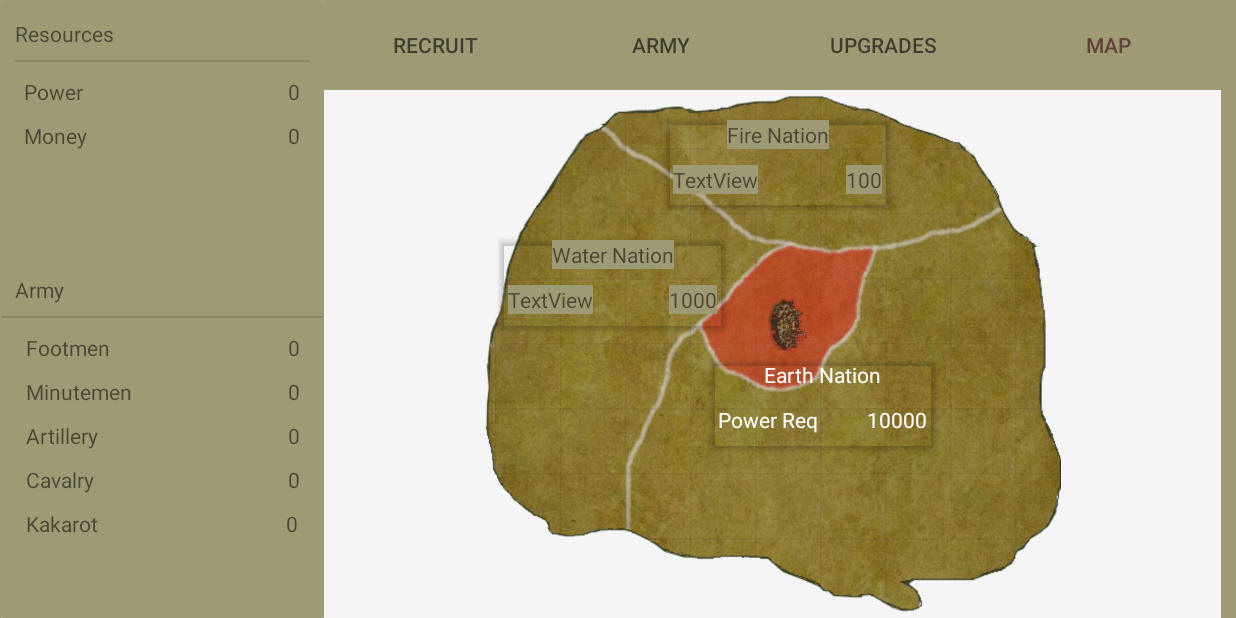
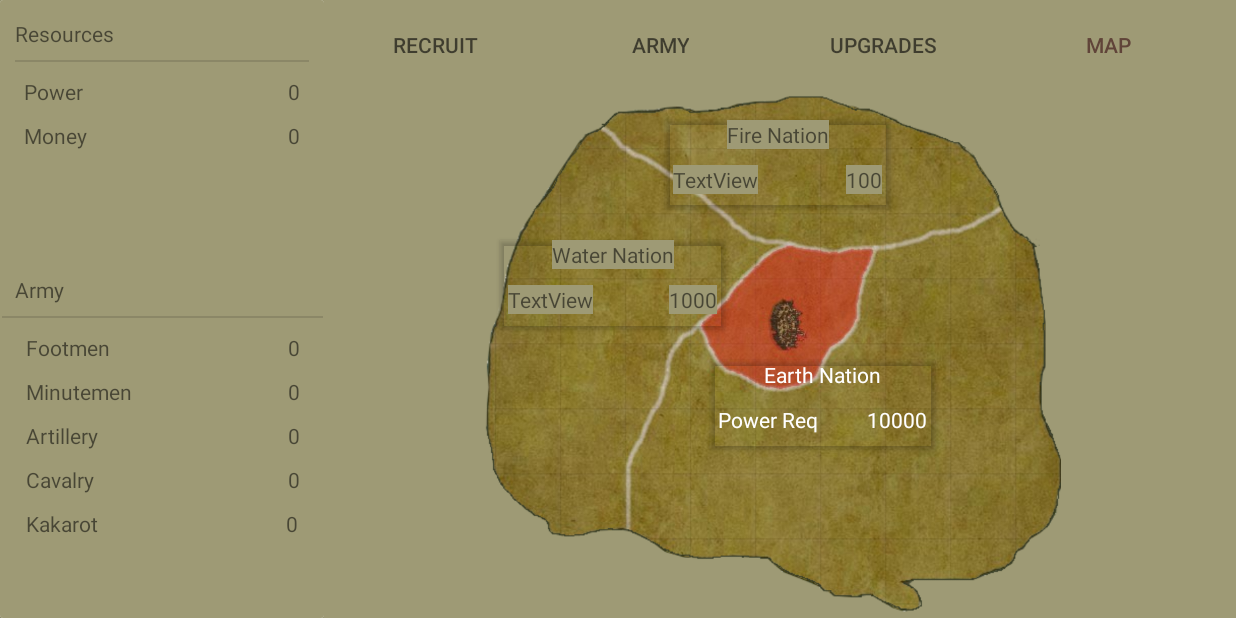
Before and after one commit to agjaeger/mobile-apps-final, an Android app: the screen it shows after launch (MainActivity), tab 4 chosen, on a phone screen of 824 x 412 dp (held sideways). Run offline under Robolectric (Android 15) with nearby library versions, the light colour scheme and no system bars; libraries missing offline, so code that uses them is left out: com.snappydb; 8 statements that could not run were skipped.

Commit message:
Update tab_map_fragment.xml
Removed white box around map

```diff
--- a/idlegame/app/src/main/res/layout/tab_map_fragment.xml
+++ b/idlegame/app/src/main/res/layout/tab_map_fragment.xml
@@ -5,7 +5,7 @@
     android:id="@+id/constraintLayout"
     android:layout_width="match_parent"
     android:layout_height="match_parent"
-    android:background="#FFF5F5F5"
+    android:background="@color/colorSecondary"
     android:orientation="horizontal">
 
     <ImageView
```
